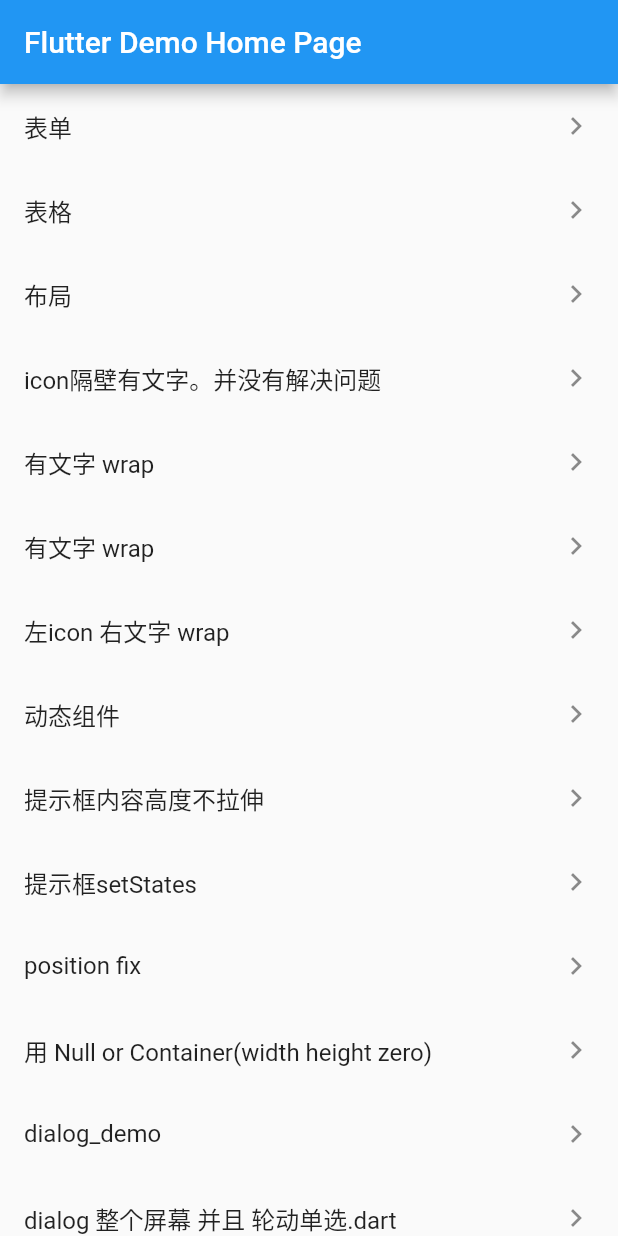
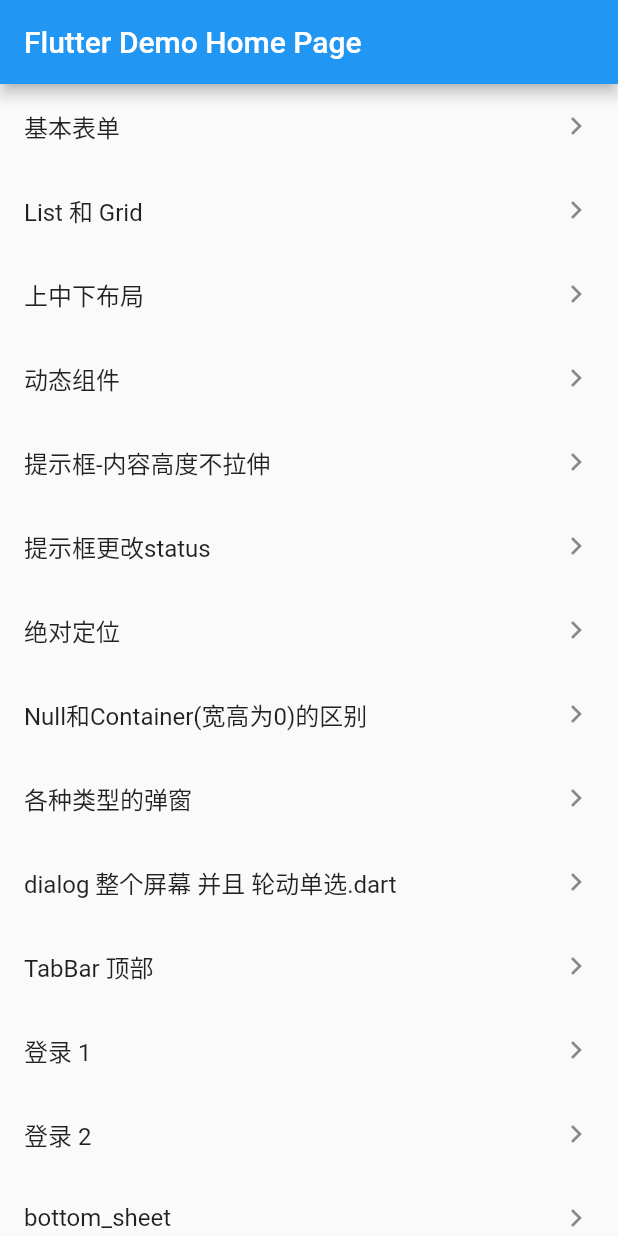
Before and after one commit to pizzalbj/flutter_demo_new, a Flutter app: the screen it shows after launch, on a phone screen of 412 x 824 dp. Run offline on Flutter 3.47's test engine with Material 2 defaults, Android fonts, the phone set to English and light mode, and no system bars; our stand-ins replace fluro, image_picker, numberpicker, webview_flutter; missing offline and left inert: flutter_webview_plugin; statements that could not run were skipped.

Commit message:
del unused page

```diff
--- a/lib/main.dart
+++ b/lib/main.dart
@@ -1,13 +1,8 @@
 import 'package:flutter/material.dart';
 import 'package:fluro/fluro.dart';
 import 'package:flutter_demo_new/navigation.dart';
-import 'package:flutter_demo_new/widget/o_text_form_field_demo.dart';
 import 'package:flutter_demo_new/widget/a_gridTest.dart';
 import 'package:flutter_demo_new/widget/b_layout.dart';
-import 'package:flutter_demo_new/widget/c_iconAndText.dart';
-import 'package:flutter_demo_new/widget/c_iconAndText_a.dart';
-import 'package:flutter_demo_new/widget/c_iconAndText_b.dart';
-import 'package:flutter_demo_new/widget/c_iconAndText_c.dart';
 import 'package:flutter_demo_new/widget/d_dynamicWidget.dart';
 import 'package:flutter_demo_new/widget/e_AlertDialogContent.dart';
 import 'package:flutter_demo_new/widget/f_dialogSetStatus.dart';
@@ -18,22 +13,19 @@ import 'package:flutter_demo_new/widget/j_flutter_list_and_dialog_example.dart';
 import 'package:flutter_demo_new/widget/k_tabbar_with_index.dart';
 import 'package:flutter_demo_new/widget/l_login_dialog.dart';
 import 'package:flutter_demo_new/widget/l_login_dialog_two.dart';
-import 'package:flutter_demo_new/widget/m_camera.dart';
 import 'package:flutter_demo_new/widget/n_bottom_sheet.dart';
 import 'package:flutter_demo_new/widget/p_custom_scroll_view.dart';
 import 'package:flutter_demo_new/widget/q_image_picker.dart';
 import 'package:flutter_demo_new/widget/r_listview_in_listview.dart';
 import 'package:flutter_demo_new/widget/s_dynamic_textField.dart';
 import 'package:flutter_demo_new/widget/t_only_column.dart';
-import 'package:flutter_demo_new/widget/u_sign.dart';
 
-// import 'package:flutter_demo/widget/u_sign_pad.dart';
 import 'package:flutter_demo_new/widget/v_keyboard_textField.dart';
 import 'package:flutter_demo_new/widget/w_animation.dart';
-// import 'package:flutter_demo_new/widget/mvp/module/contacts/contact_view.dart';
 
 import 'package:flutter_demo_new/widget/webview_flutter/main_page.dart';
 import 'package:flutter_demo_new/widget/webview_with_tabbar/first_page.dart';
+
 import 'package:flutter_webview_plugin/flutter_webview_plugin.dart';
 
 void main() => runApp(MyApp());
@@ -134,24 +126,19 @@ class _MyHomePageState extends State<MyHomePage> {
         children: <Widget>[
           new ListTile(
             trailing: new Icon(Icons.keyboard_arrow_right),
-            title: new Text("表单"),
+            title: new Text("基本表单"),
             onTap: () {
-              // 自定义导航
+              /// 自定义导航
               Navigation.navigateTo(
                 context,
                 'TextFormFieldDemo',
                 transition: TransitionType.fadeIn,
               );
-//              Navigator.of(context).push(
-//                new MaterialPageRoute(builder: (ctx) {
-//                  return new TextFormFieldDemo();
-//                }),
-//              );
             },
           ),
           new ListTile(
             trailing: new Icon(Icons.keyboard_arrow_right),
-            title: new Text("表格"),
+            title: new Text("List 和 Grid"),
             onTap: () {
               Navigator.of(context).push(
                 new MaterialPageRoute(builder: (ctx) {
@@ -162,55 +149,11 @@ class _MyHomePageState extends State<MyHomePage> {
           ),
           new ListTile(
             trailing: new Icon(Icons.keyboard_arrow_right),
-            title: new Text("布局"),
+            title: new Text("上中下布局"),
             onTap: () {
               Navigator.of(context).push(
                 new MaterialPageRoute(builder: (ctx) {
                   return new b_layout();
-                }),
-              );
-            },
-          ),
-          new ListTile(
-            trailing: new Icon(Icons.keyboard_arrow_right),
-            title: new Text("icon隔壁有文字。并没有解决问题"),
-            onTap: () {
-              Navigator.of(context).push(
-                new MaterialPageRoute(builder: (ctx) {
-                  return new c_iconAndText();
-                }),
-              );
-            },
-          ),
-          new ListTile(
-            trailing: new Icon(Icons.keyboard_arrow_right),
-            title: new Text("有文字 wrap"),
-            onTap: () {
-              Navigator.of(context).push(
-                new MaterialPageRoute(builder: (ctx) {
-                  return new c_iconAndText_a();
-                }),
-              );
-            },
-          ),
-          new ListTile(
-            trailing: new Icon(Icons.keyboard_arrow_right),
-            title: new Text("有文字 wrap"),
-            onTap: () {
-              Navigator.of(context).push(
-                new MaterialPageRoute(builder: (ctx) {
-                  return new c_iconAndText_b();
-                }),
-              );
-            },
-          ),
-          new ListTile(
-            trailing: new Icon(Icons.keyboard_arrow_right),
-            title: new Text("左icon 右文字 wrap"),
-            onTap: () {
-              Navigator.of(context).push(
-                new MaterialPageRoute(builder: (ctx) {
-                  return new c_iconAndText_c();
                 }),
               );
             },
@@ -228,7 +171,7 @@ class _MyHomePageState extends State<MyHomePage> {
           ),
           new ListTile(
             trailing: new Icon(Icons.keyboard_arrow_right),
-            title: new Text("提示框内容高度不拉伸"),
+            title: new Text("提示框-内容高度不拉伸"),
             onTap: () {
               Navigator.of(context).push(
                 new MaterialPageRoute(builder: (ctx) {
@@ -239,7 +182,7 @@ class _MyHomePageState extends State<MyHomePage> {
           ),
           new ListTile(
             trailing: new Icon(Icons.keyboard_arrow_right),
-            title: new Text("提示框setStates"),
+            title: new Text("提示框更改status"),
             onTap: () {
               Navigator.of(context).push(
                 new MaterialPageRoute(builder: (ctx) {
@@ -250,7 +193,7 @@ class _MyHomePageState extends State<MyHomePage> {
           ),
           new ListTile(
             trailing: new Icon(Icons.keyboard_arrow_right),
-            title: new Text("position fix"),
+            title: new Text("绝对定位"),
             onTap: () {
               Navigator.of(context).push(
                 new MaterialPageRoute(builder: (ctx) {
@@ -261,7 +204,7 @@ class _MyHomePageState extends State<MyHomePage> {
           ),
           new ListTile(
             trailing: new Icon(Icons.keyboard_arrow_right),
-            title: new Text("用 Null or Container(width height zero)"),
+            title: new Text("Null和Container(宽高为0)的区别"),
             onTap: () {
               Navigator.of(context).push(
                 new MaterialPageRoute(builder: (ctx) {
@@ -272,7 +215,7 @@ class _MyHomePageState extends State<MyHomePage> {
           ),
           new ListTile(
             trailing: new Icon(Icons.keyboard_arrow_right),
-            title: new Text("dialog_demo"),
+            title: new Text("各种类型的弹窗"),
             onTap: () {
               Navigator.of(context).push(
                 new MaterialPageRoute(builder: (ctx) {
@@ -294,7 +237,7 @@ class _MyHomePageState extends State<MyHomePage> {
           ),
           new ListTile(
             trailing: new Icon(Icons.keyboard_arrow_right),
-            title: new Text("TabController"),
+            title: new Text("TabBar 顶部"),
             onTap: () {
               Navigator.of(context).push(
                 new MaterialPageRoute(builder: (ctx) {
@@ -305,7 +248,7 @@ class _MyHomePageState extends State<MyHomePage> {
           ),
           new ListTile(
             trailing: new Icon(Icons.keyboard_arrow_right),
-            title: new Text("login_dialog"),
+            title: new Text("登录 1"),
             onTap: () {
               Navigator.of(context).push(
                 new MaterialPageRoute(builder: (ctx) {
@@ -316,22 +259,11 @@ class _MyHomePageState extends State<MyHomePage> {
           ),
           new ListTile(
             trailing: new Icon(Icons.keyboard_arrow_right),
-            title: new Text("login_dialog_two"),
+            title: new Text("登录 2"),
             onTap: () {
               Navigator.of(context).push(
                 new MaterialPageRoute(builder: (ctx) {
                   return new TestSignInView();
-                }),
-              );
-            },
-          ),
-          new ListTile(
-            trailing: new Icon(Icons.keyboard_arrow_right),
-            title: new Text("camere"),
-            onTap: () {
-              Navigator.of(context).push(
-                new MaterialPageRoute(builder: (ctx) {
-                  // return new CameraApp();
                 }),
               );
             },
@@ -349,7 +281,7 @@ class _MyHomePageState extends State<MyHomePage> {
           ),
           new ListTile(
             trailing: new Icon(Icons.keyboard_arrow_right),
-            title: new Text("image_picker"),
+            title: new Text("选择照片 image_picker"),
             onTap: () {
               Navigator.of(context).push(
                 new MaterialPageRoute(builder: (ctx) {
@@ -402,17 +334,6 @@ class _MyHomePageState extends State<MyHomePage> {
               );
             },
           ),
-//          new ListTile(
-//            trailing: new Icon(Icons.keyboard_arrow_right),
-//            title: new Text("涂鸦（生成图片，原生）"),
-//            onTap: () {
-//              Navigator.of(context).push(
-//                new MaterialPageRoute(builder: (ctx) {
-//                  return new Signature();
-//                }),
-//              );
-//            },
-//          ),
           new ListTile(
             trailing: new Icon(Icons.keyboard_arrow_right),
             title: new Text("textField 不被 keyboard 遮挡"),
@@ -426,7 +347,7 @@ class _MyHomePageState extends State<MyHomePage> {
           ),
           new ListTile(
             trailing: new Icon(Icons.keyboard_arrow_right),
-            title: new Text("progress button"),
+            title: new Text("按钮动画"),
             onTap: () {
               Navigator.of(context).push(
                 new MaterialPageRoute(builder: (ctx) {
@@ -449,7 +370,7 @@ class _MyHomePageState extends State<MyHomePage> {
             onTap: () {
               Navigator.of(context).push(
                 new MaterialPageRoute(builder: (ctx) {
-                  return new MainPage();
+                  // return new MainPage();
                 }),
               );
             },
--- a/lib/widget/p_custom_scroll_view.dart
+++ b/lib/widget/p_custom_scroll_view.dart
@@ -18,7 +18,7 @@ class CustomScrollViewClassState extends State<CustomScrollViewClass> {
         child: new Row(
           children: <Widget>[
             new Image.asset(
-              "images/tips.png",
+              "static/images/close_page.png",
               width: 18.0,
               height: 18.0,
             ),
--- a/lib/widget/webview_with_tabbar/live_page.dart
+++ b/lib/widget/webview_with_tabbar/live_page.dart
@@ -1,8 +1,8 @@
 import 'package:flutter/cupertino.dart';
 import 'package:flutter/material.dart';
 
-import 'package:flutter_webview_plugin/flutter_webview_plugin.dart';
-import 'package:webview_flutter/webview_flutter.dart';
+// import 'package:flutter_webview_plugin/flutter_webview_plugin.dart';
+// import 'package:webview_flutter/webview_flutter.dart';
 
 class LivePage extends StatefulWidget {
   @override
```
Also changed, not shown: lib/widget/c_iconAndText.dart (deleted, +0 -68 lines), lib/widget/c_iconAndText_a.dart (deleted, +0 -32 lines), lib/widget/c_iconAndText_b.dart (deleted, +0 -24 lines), lib/widget/c_iconAndText_c.dart (deleted, +0 -36 lines), pubspec.yaml (+11 -11 lines), pubspec.lock.
